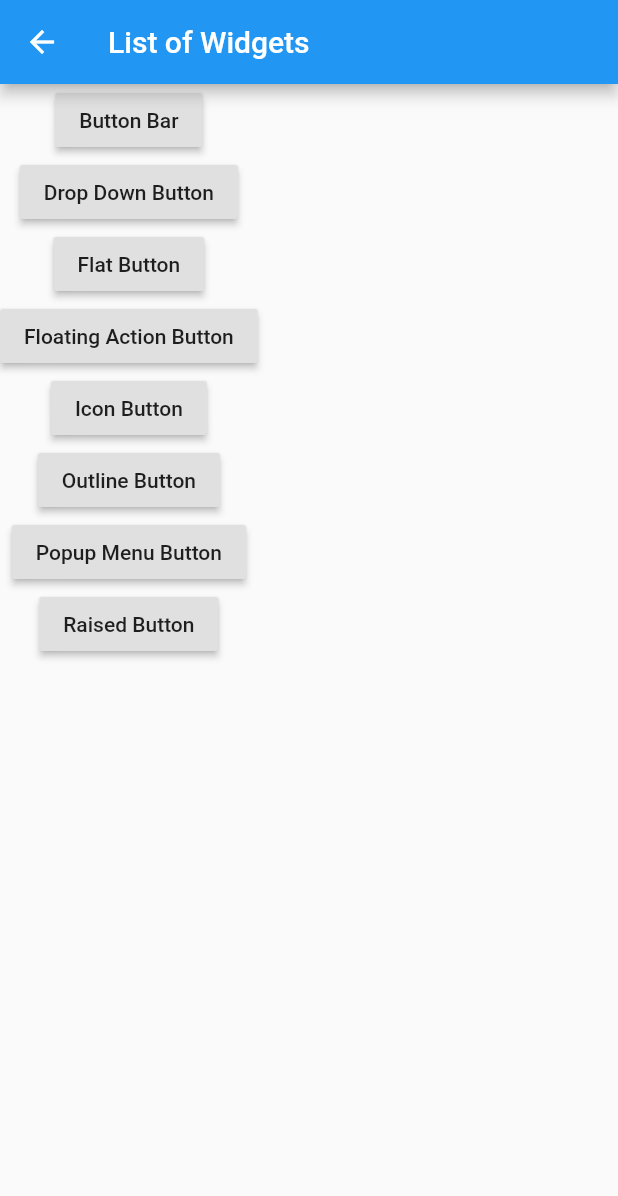
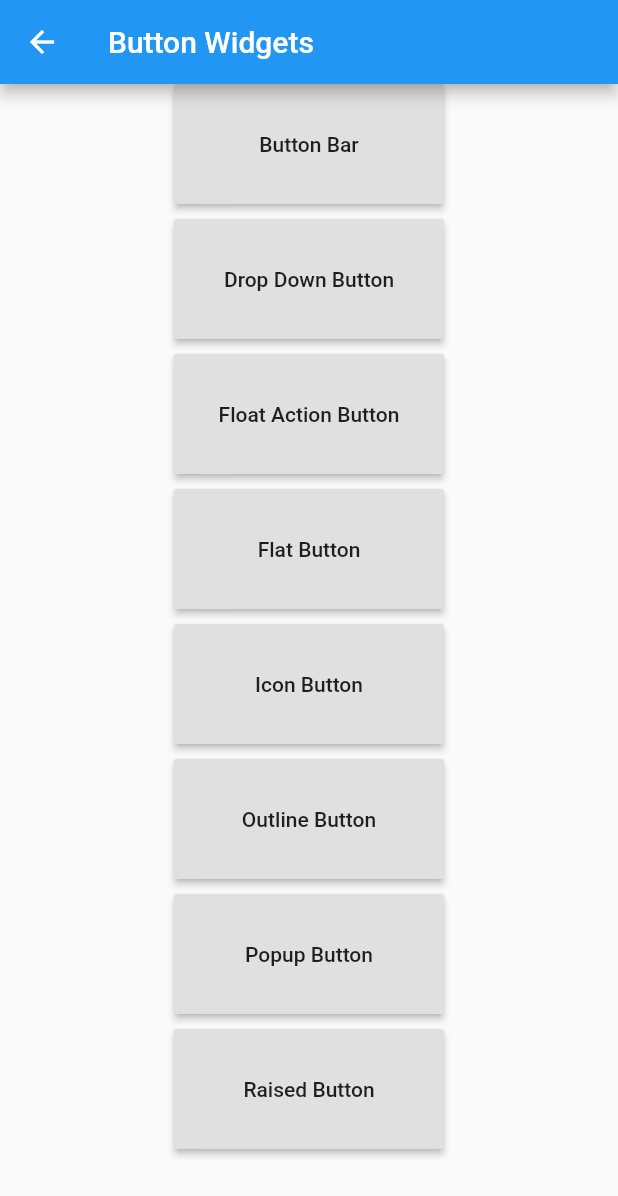
Before and after one commit to rx290/Flutter_Portfolio, a Flutter app: the Buttons screen opened by its route, on a phone screen of 412 x 824 dp. Shown: the top 1196 px of the screen. Run offline on Flutter 3.47's test engine with Material 2 defaults, Android fonts, the phone set to English and light mode, and no system bars; our stand-ins replace device_preview.

```diff
--- a/Assets_App/lib/Screens/Home/SubScreens/Assets.dart
+++ /dev/null
@@ -1,31 +0,0 @@
-import 'package:flutter/material.dart';
-
-class Assets extends StatelessWidget {
-  @override
-  Widget build(BuildContext context) {
-    List<String> text = [
-      'Icons',
-      'Image',
-      'Raw Image',
-      'Asset Bundle',
-      'SVG_Picture',
-      'Flutter_Logo',
-    ];
-    return Scaffold(
-      appBar: AppBar(
-        title: Text("List of Widgets"),
-      ),
-      body: Container(
-        child: Column(
-          children: List.generate(text.length, (index) {
-            return RaisedButton(
-                onPressed: () {},
-                child: Text(
-                  text[index],
-                ));
-          }),
-        ),
-      ),
-    );
-  }
-}
--- a/Assets_App/lib/Screens/Home/SubScreens/Buttons.dart
+++ /dev/null
@@ -1,33 +0,0 @@
-import 'package:flutter/material.dart';
-
-class Buttons extends StatelessWidget {
-  @override
-  Widget build(BuildContext context) {
-    List<String> text = [
-      'Button Bar',
-      'Drop Down Button',
-      'Flat Button',
-      'Floating Action Button',
-      'Icon Button',
-      'Outline Button',
-      'Popup Menu Button',
-      'Raised Button',
-    ];
-    return Scaffold(
-      appBar: AppBar(
-        title: Text("List of Widgets"),
-      ),
-      body: Container(
-        child: Column(
-          children: List.generate(text.length, (index) {
-            return RaisedButton(
-                onPressed: () {},
-                child: Text(
-                  text[index],
-                ));
-          }),
-        ),
-      ),
-    );
-  }
-}
--- a/Assets_App/lib/main.dart
+++ b/Assets_App/lib/main.dart
@@ -1,8 +1,8 @@
 import 'package:assets_app/supporting_libraries/libraries.dart';
 
-void main() => runApp(DevicePreview(builder: (context) => (Assets())));
+void main() => runApp(DevicePreview(builder: (context) => (MyApp())));
 
-class Assets extends StatelessWidget {
+class MyApp extends StatelessWidget {
   @override
   Widget build(BuildContext context) {
     return MaterialApp(initialRoute: '/', routes: customRoutes);
--- a/Assets_App/lib/supporting_libraries/libraries.dart
+++ b/Assets_App/lib/supporting_libraries/libraries.dart
@@ -1,90 +1,3 @@
-import 'package:assets_app/Screens/Assets/Assets.dart';
-import 'package:assets_app/Screens/Assets/SubScreens/Asset_Bundle.dart';
-import 'package:assets_app/Screens/Assets/SubScreens/Icons.dart';
-import 'package:assets_app/Screens/Assets/SubScreens/Images.dart';
-import 'package:assets_app/Screens/Assets/SubScreens/Raw_Images.dart';
-import 'package:assets_app/Screens/Assets/SubScreens/SVG_Pictures.dart';
-import 'package:assets_app/Screens/Basic_widgets/SubScreens/Column.dart';
-import 'package:assets_app/Screens/Basic_widgets/SubScreens/Container.dart';
-import 'package:assets_app/Screens/Basic_widgets/SubScreens/Flutter_logo.dart';
-import 'package:assets_app/Screens/Basic_widgets/SubScreens/Material_Theme.dart';
-import 'package:assets_app/Screens/Basic_widgets/SubScreens/Place_Holder.dart';
-import 'package:assets_app/Screens/Basic_widgets/SubScreens/Row.dart';
-import 'package:assets_app/Screens/Basic_widgets/SubScreens/Scaffold.dart';
-import 'package:assets_app/Screens/Buttons/SubScreens/Button_Bar.dart';
-import 'package:assets_app/Screens/Buttons/SubScreens/Drop_down_button.dart';
-import 'package:assets_app/Screens/Buttons/SubScreens/FAB.dart';
-import 'package:assets_app/Screens/Buttons/SubScreens/Flat_button.dart';
-import 'package:assets_app/Screens/Buttons/SubScreens/Icon_button.dart';
-import 'package:assets_app/Screens/Buttons/SubScreens/Outline_button.dart';
-import 'package:assets_app/Screens/Buttons/SubScreens/Popup_menu.dart';
-import 'package:assets_app/Screens/Buttons/SubScreens/Raised_button.dart';
-import 'package:assets_app/Screens/Dialogs/SubScreens/AlertDialog.dart';
-import 'package:assets_app/Screens/Dialogs/SubScreens/SimpleDialogs.dart';
-import 'package:assets_app/Screens/Dialogs/SubScreens/SnackBar.dart';
-import 'package:assets_app/Screens/Dialogs/SubScreens/Toast.dart';
-import 'package:assets_app/Screens/Home/Home.dart';
-import 'package:assets_app/Screens/Home/SubScreens/Basic_Widgets.dart';
-import 'package:assets_app/Screens/Home/SubScreens/Buttons.dart';
-import 'package:assets_app/Screens/Home/SubScreens/Dialogs.dart';
-import 'package:assets_app/Screens/Home/SubScreens/Information_display_widget.dart';
-import 'package:assets_app/Screens/Home/SubScreens/Input&Selection.dart';
-import 'package:assets_app/Screens/Home/SubScreens/Layout.dart';
-import 'package:assets_app/Screens/Home/SubScreens/Multi_child_layout_widgets.dart';
-import 'package:assets_app/Screens/Home/SubScreens/Navigation.dart';
-import 'package:assets_app/Screens/Home/SubScreens/Single_Child_Widgets.dart';
-import 'package:assets_app/Screens/Home/SubScreens/TextWidget.dart';
-import 'package:assets_app/Screens/Information_display_widgets/SubScreens/BottomSheet.dart';
-import 'package:assets_app/Screens/Information_display_widgets/SubScreens/DataTables.dart';
-import 'package:assets_app/Screens/Information_display_widgets/SubScreens/ExpansionSheet.dart';
-import 'package:assets_app/Screens/Information_display_widgets/SubScreens/FractionallySizedBox.dart';
-import 'package:assets_app/Screens/Information_display_widgets/SubScreens/GridView.dart';
-import 'package:assets_app/Screens/Information_display_widgets/SubScreens/LinearProgressbar.dart';
-import 'package:assets_app/Screens/Information_display_widgets/SubScreens/ListView.dart';
-import 'package:assets_app/Screens/Information_display_widgets/SubScreens/ProgressBars.dart';
-import 'package:assets_app/Screens/Information_display_widgets/SubScreens/Tooltip.dart';
-import 'package:assets_app/Screens/Information_display_widgets/SubScreens/card.dart';
-import 'package:assets_app/Screens/Information_display_widgets/SubScreens/chip.dart';
-import 'package:assets_app/Screens/Input_&_Selection/SubScreens/Radio_button.dart';
-import 'package:assets_app/Screens/Input_&_Selection/SubScreens/SizedBox.dart';
-import 'package:assets_app/Screens/Input_&_Selection/SubScreens/Slider.dart';
-import 'package:assets_app/Screens/Input_&_Selection/SubScreens/Switch.dart';
-import 'package:assets_app/Screens/Input_&_Selection/SubScreens/Textfield.dart';
-import 'package:assets_app/Screens/Layout/Subscreens/Divider.dart';
-import 'package:assets_app/Screens/Layout/Subscreens/Listtile.dart';
-import 'package:assets_app/Screens/Layout/Subscreens/Stepper.dart';
-import 'package:assets_app/Screens/Multi_child_layout_widgets/Subscreens/CustomChildLayout.dart';
-import 'package:assets_app/Screens/Multi_child_layout_widgets/Subscreens/Flow.dart';
-import 'package:assets_app/Screens/Multi_child_layout_widgets/Subscreens/LayoutBuilder.dart';
-import 'package:assets_app/Screens/Multi_child_layout_widgets/Subscreens/ListBody.dart';
-import 'package:assets_app/Screens/Multi_child_layout_widgets/Subscreens/Stack.dart';
-import 'package:assets_app/Screens/Multi_child_layout_widgets/Subscreens/Table.dart';
-import 'package:assets_app/Screens/Multi_child_layout_widgets/Subscreens/Wrap.dart';
-import 'package:assets_app/Screens/Navigation/Subscreens/Appbar.dart';
-import 'package:assets_app/Screens/Navigation/Subscreens/BottomNavigationBar.dart';
-import 'package:assets_app/Screens/Navigation/Subscreens/Drawer.dart';
-import 'package:assets_app/Screens/Navigation/Subscreens/MaterialApp.dart';
-import 'package:assets_app/Screens/Navigation/Subscreens/SliverAppBar.dart';
-import 'package:assets_app/Screens/Navigation/Subscreens/TabBar.dart';
-import 'package:assets_app/Screens/Navigation/Subscreens/TabBarView.dart';
-import 'package:assets_app/Screens/Single_child_layout_widgets/Single_Child_Layout/Align.dart';
-import 'package:assets_app/Screens/Single_child_layout_widgets/Single_Child_Layout/Aspect_Ratio.dart';
-import 'package:assets_app/Screens/Single_child_layout_widgets/Single_Child_Layout/Baseline.dart';
-import 'package:assets_app/Screens/Single_child_layout_widgets/Single_Child_Layout/Center.dart';
-import 'package:assets_app/Screens/Single_child_layout_widgets/Single_Child_Layout/ConstrainedBox.dart';
-import 'package:assets_app/Screens/Single_child_layout_widgets/Single_Child_Layout/CustomSingleChildLayout.dart';
-import 'package:assets_app/Screens/Single_child_layout_widgets/Single_Child_Layout/Expanded.dart';
-import 'package:assets_app/Screens/Single_child_layout_widgets/Single_Child_Layout/FittedBox.dart';
-import 'package:assets_app/Screens/Single_child_layout_widgets/Single_Child_Layout/Flexible.dart';
-import 'package:assets_app/Screens/Single_child_layout_widgets/Single_Child_Layout/LimitedBox.dart';
-import 'package:assets_app/Screens/Single_child_layout_widgets/Single_Child_Layout/OffStage.dart';
-import 'package:assets_app/Screens/Single_child_layout_widgets/Single_Child_Layout/OverflowBox.dart';
-import 'package:assets_app/Screens/Single_child_layout_widgets/Single_Child_Layout/Padding.dart';
-import 'package:assets_app/Screens/Text_Widgets/Subscreens/Default_Text_Style.dart';
-import 'package:assets_app/Screens/Text_Widgets/Subscreens/RichText.dart';
-import 'package:assets_app/Screens/Text_Widgets/Subscreens/Text.dart';
-import 'package:flutter/material.dart';
-
 export 'package:assets_app/Screens/Assets/Assets.dart';
 export 'package:assets_app/Screens/Assets/SubScreens/Asset_Bundle.dart';
 export 'package:assets_app/Screens/Assets/SubScreens/Icons.dart';
@@ -111,16 +24,6 @@ export 'package:assets_app/Screens/Dialogs/SubScreens/SimpleDialogs.dart';
 export 'package:assets_app/Screens/Dialogs/SubScreens/SnackBar.dart';
 export 'package:assets_app/Screens/Dialogs/SubScreens/Toast.dart';
 export 'package:assets_app/Screens/Home/Home.dart';
-export 'package:assets_app/Screens/Home/SubScreens/Basic_Widgets.dart';
-export 'package:assets_app/Screens/Home/SubScreens/Buttons.dart';
-export 'package:assets_app/Screens/Home/SubScreens/Dialogs.dart';
-export 'package:assets_app/Screens/Home/SubScreens/Information_display_widget.dart';
-export 'package:assets_app/Screens/Home/SubScreens/Input&Selection.dart';
-export 'package:assets_app/Screens/Home/SubScreens/Layout.dart';
-export 'package:assets_app/Screens/Home/SubScreens/Multi_child_layout_widgets.dart';
-export 'package:assets_app/Screens/Home/SubScreens/Navigation.dart';
-export 'package:assets_app/Screens/Home/SubScreens/Single_Child_Widgets.dart';
-export 'package:assets_app/Screens/Home/SubScreens/TextWidget.dart';
 export 'package:assets_app/Screens/Information_display_widgets/SubScreens/BottomSheet.dart';
 export 'package:assets_app/Screens/Information_display_widgets/SubScreens/DataTables.dart';
 export 'package:assets_app/Screens/Information_display_widgets/SubScreens/ExpansionSheet.dart';
@@ -173,6 +76,95 @@ export 'package:assets_app/Screens/Text_Widgets/Subscreens/Text.dart';
 export 'package:flutter/material.dart';
 export 'package:device_preview/device_preview.dart';
 
+import 'package:assets_app/Screens/Assets/Assets.dart';
+import 'package:assets_app/Screens/Assets/SubScreens/Asset_Bundle.dart';
+import 'package:assets_app/Screens/Assets/SubScreens/Icons.dart';
+import 'package:assets_app/Screens/Assets/SubScreens/Images.dart';
+import 'package:assets_app/Screens/Assets/SubScreens/Raw_Images.dart';
+import 'package:assets_app/Screens/Assets/SubScreens/SVG_Pictures.dart';
+import 'package:assets_app/Screens/Basic_widgets/BasicWidgets.dart';
+import 'package:assets_app/Screens/Basic_widgets/SubScreens/Column.dart';
+import 'package:assets_app/Screens/Basic_widgets/SubScreens/Container.dart';
+import 'package:assets_app/Screens/Basic_widgets/SubScreens/Flutter_logo.dart';
+import 'package:assets_app/Screens/Basic_widgets/SubScreens/Material_Theme.dart';
+import 'package:assets_app/Screens/Basic_widgets/SubScreens/Place_Holder.dart';
+import 'package:assets_app/Screens/Basic_widgets/SubScreens/Row.dart';
+import 'package:assets_app/Screens/Basic_widgets/SubScreens/Scaffold.dart';
+import 'package:assets_app/Screens/Buttons/Buttons.dart';
+import 'package:assets_app/Screens/Buttons/SubScreens/Button_Bar.dart';
+import 'package:assets_app/Screens/Buttons/SubScreens/Drop_down_button.dart';
+import 'package:assets_app/Screens/Buttons/SubScreens/FAB.dart';
+import 'package:assets_app/Screens/Buttons/SubScreens/Flat_button.dart';
+import 'package:assets_app/Screens/Buttons/SubScreens/Icon_button.dart';
+import 'package:assets_app/Screens/Buttons/SubScreens/Outline_button.dart';
+import 'package:assets_app/Screens/Buttons/SubScreens/Popup_menu.dart';
+import 'package:assets_app/Screens/Buttons/SubScreens/Raised_button.dart';
+import 'package:assets_app/Screens/Dialogs/Dialogs.dart';
+import 'package:assets_app/Screens/Dialogs/SubScreens/AlertDialog.dart';
+import 'package:assets_app/Screens/Dialogs/SubScreens/SimpleDialogs.dart';
+import 'package:assets_app/Screens/Dialogs/SubScreens/SnackBar.dart';
+import 'package:assets_app/Screens/Dialogs/SubScreens/Toast.dart';
+import 'package:assets_app/Screens/Home/Home.dart';
+import 'package:assets_app/Screens/Information_display_widgets/Information_Display_Widgets.dart';
+import 'package:assets_app/Screens/Information_display_widgets/SubScreens/BottomSheet.dart';
+import 'package:assets_app/Screens/Information_display_widgets/SubScreens/DataTables.dart';
+import 'package:assets_app/Screens/Information_display_widgets/SubScreens/ExpansionSheet.dart';
+import 'package:assets_app/Screens/Information_display_widgets/SubScreens/FractionallySizedBox.dart';
+import 'package:assets_app/Screens/Information_display_widgets/SubScreens/GridView.dart';
+import 'package:assets_app/Screens/Information_display_widgets/SubScreens/LinearProgressbar.dart';
+import 'package:assets_app/Screens/Information_display_widgets/SubScreens/ListView.dart';
+import 'package:assets_app/Screens/Information_display_widgets/SubScreens/ProgressBars.dart';
+import 'package:assets_app/Screens/Information_display_widgets/SubScreens/Tooltip.dart';
+import 'package:assets_app/Screens/Information_display_widgets/SubScreens/card.dart';
+import 'package:assets_app/Screens/Information_display_widgets/SubScreens/chip.dart';
+import 'package:assets_app/Screens/Input_&_Selection/Input_&_Selection.dart';
+import 'package:assets_app/Screens/Input_&_Selection/SubScreens/Checkbox.dart';
+import 'package:assets_app/Screens/Input_&_Selection/SubScreens/Date&TimePicker.dart';
+import 'package:assets_app/Screens/Input_&_Selection/SubScreens/Radio_button.dart';
+import 'package:assets_app/Screens/Input_&_Selection/SubScreens/SizedBox.dart';
+import 'package:assets_app/Screens/Input_&_Selection/SubScreens/Slider.dart';
+import 'package:assets_app/Screens/Input_&_Selection/SubScreens/Switch.dart';
+import 'package:assets_app/Screens/Input_&_Selection/SubScreens/Textfield.dart';
+import 'package:assets_app/Screens/Layout/Layout.dart';
+import 'package:assets_app/Screens/Layout/Subscreens/Divider.dart';
+import 'package:assets_app/Screens/Layout/Subscreens/Listtile.dart';
+import 'package:assets_app/Screens/Layout/Subscreens/Stepper.dart';
+import 'package:assets_app/Screens/Multi_child_layout_widgets/Multi_Child_Layout_Widgets.dart';
+import 'package:assets_app/Screens/Multi_child_layout_widgets/Subscreens/CustomChildLayout.dart';
+import 'package:assets_app/Screens/Multi_child_layout_widgets/Subscreens/Flow.dart';
+import 'package:assets_app/Screens/Multi_child_layout_widgets/Subscreens/LayoutBuilder.dart';
+import 'package:assets_app/Screens/Multi_child_layout_widgets/Subscreens/ListBody.dart';
+import 'package:assets_app/Screens/Multi_child_layout_widgets/Subscreens/Stack.dart';
+import 'package:assets_app/Screens/Multi_child_layout_widgets/Subscreens/Table.dart';
+import 'package:assets_app/Screens/Multi_child_layout_widgets/Subscreens/Wrap.dart';
+import 'package:assets_app/Screens/Navigation/Navigation.dart';
+import 'package:assets_app/Screens/Navigation/Subscreens/Appbar.dart';
+import 'package:assets_app/Screens/Navigation/Subscreens/BottomNavigationBar.dart';
+import 'package:assets_app/Screens/Navigation/Subscreens/Drawer.dart';
+import 'package:assets_app/Screens/Navigation/Subscreens/MaterialApp.dart';
+import 'package:assets_app/Screens/Navigation/Subscreens/SliverAppBar.dart';
+import 'package:assets_app/Screens/Navigation/Subscreens/TabBar.dart';
+import 'package:assets_app/Screens/Navigation/Subscreens/TabBarView.dart';
+import 'package:assets_app/Screens/Single_child_layout_widgets/Single_Child_Layout.dart';
+import 'package:assets_app/Screens/Single_child_layout_widgets/Single_Child_Layout/Align.dart';
+import 'package:assets_app/Screens/Single_child_layout_widgets/Single_Child_Layout/Aspect_Ratio.dart';
+import 'package:assets_app/Screens/Single_child_layout_widgets/Single_Child_Layout/Baseline.dart';
+import 'package:assets_app/Screens/Single_child_layout_widgets/Single_Child_Layout/Center.dart';
+import 'package:assets_app/Screens/Single_child_layout_widgets/Single_Child_Layout/ConstrainedBox.dart';
+import 'package:assets_app/Screens/Single_child_layout_widgets/Single_Child_Layout/CustomSingleChildLayout.dart';
+import 'package:assets_app/Screens/Single_child_layout_widgets/Single_Child_Layout/Expanded.dart';
+import 'package:assets_app/Screens/Single_child_layout_widgets/Single_Child_Layout/FittedBox.dart';
+import 'package:assets_app/Screens/Single_child_layout_widgets/Single_Child_Layout/Flexible.dart';
+import 'package:assets_app/Screens/Single_child_layout_widgets/Single_Child_Layout/LimitedBox.dart';
+import 'package:assets_app/Screens/Single_child_layout_widgets/Single_Child_Layout/OffStage.dart';
+import 'package:assets_app/Screens/Single_child_layout_widgets/Single_Child_Layout/OverflowBox.dart';
+import 'package:assets_app/Screens/Single_child_layout_widgets/Single_Child_Layout/Padding.dart';
+import 'package:assets_app/Screens/Text_Widgets/Subscreens/Default_Text_Style.dart';
+import 'package:assets_app/Screens/Text_Widgets/Subscreens/RichText.dart';
+import 'package:assets_app/Screens/Text_Widgets/Subscreens/Text.dart';
+import 'package:assets_app/Screens/Text_Widgets/TextWidgets.dart';
+import 'package:flutter/material.dart';
+
 var customRoutes = <String, WidgetBuilder>{
   '/': (context) => Home(),
   // When navigating to the "/second" route, build the SecondScreen widget.
@@ -180,13 +172,13 @@ var customRoutes = <String, WidgetBuilder>{
   '/Basic Widgets': (context) => BasicWidgets(),
   '/Button Widgets': (context) => Buttons(),
   '/Dialogs Widgets': (context) => Dialogs(),
-  '/Information Display Widgets': (context) => InformationDisplayWidget(),
+  '/Information Display Widgets': (context) => InformationDisplayWidgets(),
   '/Input & Selection Widgets': (context) => InputAndSelection(),
-  '/Layout Widgets': (context) => Layout(),
-  '/Multi Child Layout Widgets': (context) => MultiChildLayoutWidgets(),
+  '/Layout Widgets': (context) => Layouts(),
+  '/Multi Child Layout Widgets': (context) => MultiChildLayout(),
   '/Navigation Widgets': (context) => Navigation(),
-  '/Single Child Layout Widgets': (context) => SingleChildWidgets(),
-  '/Text Widgets': (context) => TextWidget(),
+  '/Single Child Layout Widgets': (context) => SingleChildLayout(),
+  '/Text Widgets': (context) => TextWidgets(),
   '/Assets_Bundles': (context) => AssetBundle(),
   '/Icon': (context) => IconWidget(),
   '/Image': (context) => Images(),
@@ -222,8 +214,8 @@ var customRoutes = <String, WidgetBuilder>{
   '/ListView': (context) => Listviews(),
   '/ProgressBar': (context) => ProgressBars(),
   '/Tooltip': (context) => Tooltips(),
-  '/Checkbox': (context) => Tooltips(),
-  '/DateTimePicker': (context) => Tooltips(),
+  '/Checkbox': (context) => Checkboxes(),
+  '/DateTimePicker': (context) => DateTimePicker(),
   '/Padding': (context) => Paddings(),
   '/Radio Button': (context) => RadioButtons(),
   '/SizedBox': (context) => SizedBoxes(),
```
Also changed, not shown: Assets_App/lib/Screens/Home/SubScreens/Basic_Widgets.dart (deleted, +0 -32 lines), Assets_App/lib/Screens/Home/SubScreens/Dialogs.dart (deleted, +0 -29 lines), Assets_App/lib/Screens/Home/SubScreens/Information_display_widget.dart (deleted, +0 -36 lines), Assets_App/lib/Screens/Home/SubScreens/Input&Selection.dart (deleted, +0 -31 lines), Assets_App/lib/Screens/Home/SubScreens/Layout.dart (deleted, +0 -28 lines), Assets_App/lib/Screens/Home/SubScreens/Multi_child_layout_widgets.dart (deleted, +0 -36 lines), Assets_App/lib/Screens/Home/SubScreens/Navigation.dart (deleted, +0 -33 lines), Assets_App/lib/Screens/Home/SubScreens/Single_Child_Widgets.dart (deleted, +0 -40 lines), Assets_App/lib/Screens/Home/SubScreens/TextWidget.dart (deleted, +0 -28 lines), 1 other file.
